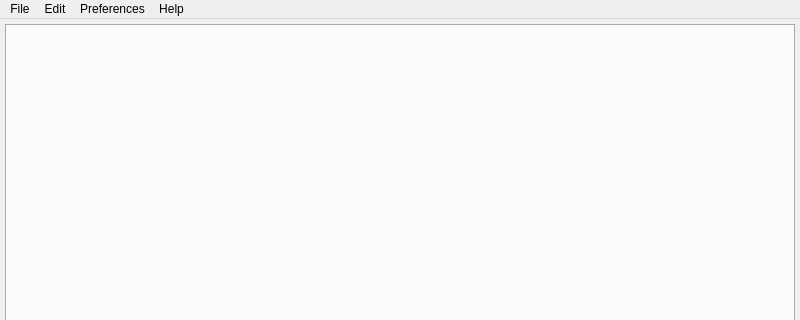
The window that kmap/ui/mainwindow.ui (brands-d/kMap) describes before a commit, drawn with Qt 5; both pictures show x 0 to 800 and y 0 to 320 of the 800 by 600 pixel window.
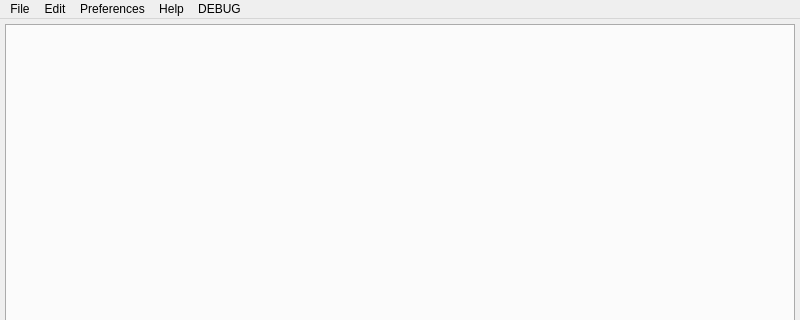
The same window after the commit.

Commit message: DEBUG CODE PRESENT - Memory Leak for Database Window (probably) fixed.

What changed in the file:
```diff
--- a/kmap/ui/mainwindow.ui
+++ b/kmap/ui/mainwindow.ui
@@ -116,10 +116,17 @@
     <addaction name="welcome_action"/>
     <addaction name="about_action"/>
    </widget>
+   <widget class="QMenu" name="DEBUG_menu">
+    <property name="title">
+     <string>DEBUG</string>
+    </property>
+    <addaction name="ref_action"/>
+   </widget>
    <addaction name="file_menu"/>
    <addaction name="edit_menu"/>
    <addaction name="settings_menu"/>
    <addaction name="help_menu"/>
+   <addaction name="DEBUG_menu"/>
   </widget>
   <action name="load_hdf5_action">
    <property name="text">
```
Left out of the diff: 5 changed lines with no effect on the pictures. The commit also changes 2 other files.
